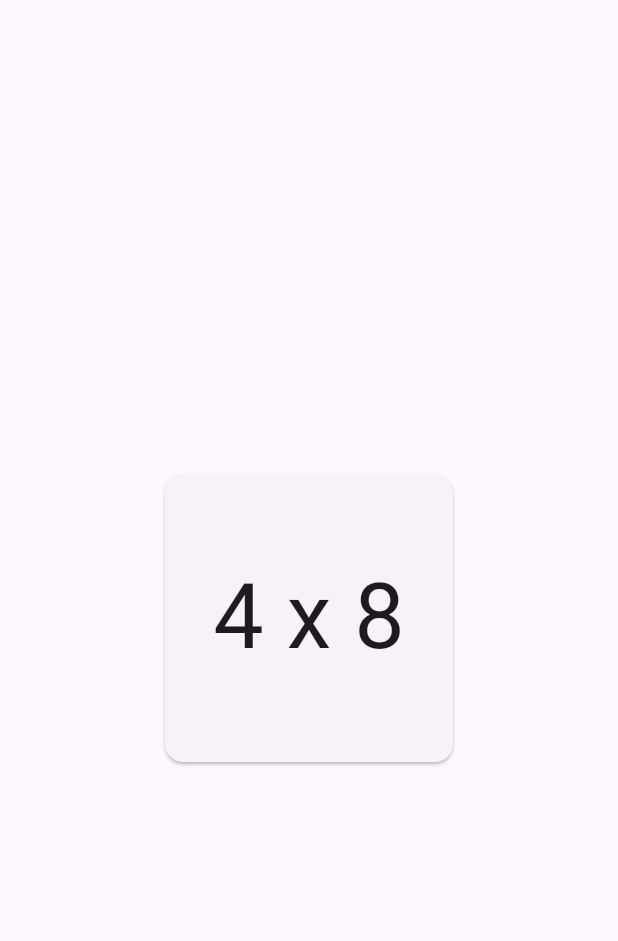
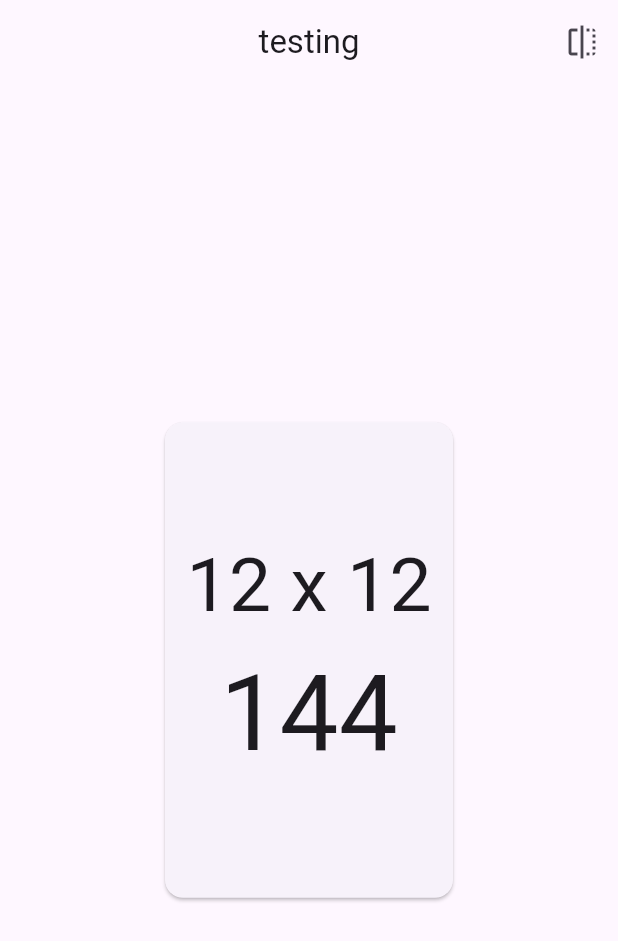
Before and after one commit to mgoadric/multmadness, a Flutter app: the screen it shows after launch, on a phone screen of 412 x 824 dp. Shown: the top 941 px of the screen. Run offline on Flutter 3.47's test engine with Material 3 defaults, Android fonts, the phone set to English and light mode, and no system bars.

Commit message:
Adding animation

```diff
--- a/mult_madness/lib/main.dart
+++ b/mult_madness/lib/main.dart
@@ -1,6 +1,6 @@
 import 'package:flutter/material.dart';
-import 'package:mult_madness/models/flash.dart';
-import 'package:mult_madness/widgets/flashwidget.dart';
+import 'package:mult_madness/pages/demo.dart';
+import 'package:mult_madness/pages/game.dart';
 
 void main() {
   runApp(const MainApp());
@@ -12,11 +12,7 @@ class MainApp extends StatelessWidget {
   @override
   Widget build(BuildContext context) {
     return const MaterialApp(
-      home: Scaffold(
-        body: Center(
-          child:FlashCardWidget(FlashCard(4, 8)),
-        ),
-      ),
+      home: MyHomePage(title: "testing"),
     );
   }
 }
--- /dev/null
+++ b/mult_madness/lib/pages/demo.dart
@@ -0,0 +1,119 @@
+import 'dart:async';
+
+import 'package:flutter/material.dart';
+import 'dart:math';
+
+import 'package:mult_madness/models/flash.dart';
+import 'package:mult_madness/widgets/flashwidget.dart';
+
+class MyHomePage extends StatefulWidget {
+  const MyHomePage({super.key, required this.title});
+
+  final String title;
+
+  @override
+  State<MyHomePage> createState() => _MyHomePageState();
+}
+
+class _MyHomePageState extends State<MyHomePage> {
+  bool _showFrontSide = true;
+  bool _flipXAxis = true;
+
+  @override
+  void initState() {
+    super.initState();
+    _showFrontSide = true;
+    _flipXAxis = true;
+    //const oneSec = Duration(seconds:2);
+    //Timer.periodic(oneSec, (Timer t) => _switchCard());
+  }
+
+  @override
+  Widget build(BuildContext context) {
+    return Scaffold(
+      appBar: AppBar(
+        title: Text(widget.title),
+        centerTitle: true,
+        actions: [
+          IconButton(
+            icon: RotatedBox(
+              quarterTurns: _flipXAxis ? 0 : 1,
+              child: Icon(Icons.flip),
+            ),
+            onPressed: _changeRotationAxis,
+          ),
+        ],
+      ),
+      body: Center(child:_buildFlipAnimation(),),
+
+    );
+  }
+
+  void _changeRotationAxis() {
+    setState(() {
+      _flipXAxis = !_flipXAxis;
+    });
+  }
+
+  void _switchCard() {
+    setState(() {
+      _showFrontSide = !_showFrontSide;
+    });
+  }
+
+  Widget _buildFlipAnimation() {
+    return GestureDetector(
+      onTap: _switchCard,
+      child: AnimatedSwitcher(
+        duration: Duration(milliseconds: 800),
+        transitionBuilder: __transitionBuilder,
+        layoutBuilder: (widget, list) => Stack(children: [widget!, ...list]),
+        switchInCurve: Curves.easeInBack,
+        switchOutCurve: Curves.easeInBack.flipped,
+        child: _showFrontSide ? _buildFront() : _buildRear(),
+      ),
+    );
+  }
+
+  Widget __transitionBuilder(Widget widget, Animation<double> animation) {
+    final rotateAnim = Tween(begin: pi, end: 0.0).animate(animation);
+    return AnimatedBuilder(
+      animation: rotateAnim,
+      child: widget,
+      builder: (context, widget) {
+        final isUnder = (ValueKey(_showFrontSide) != widget!.key);
+        var tilt = ((animation.value - 0.5).abs() - 0.5) * 0.003;
+        tilt *= isUnder ? -1.0 : 1.0;
+        final value = isUnder ? min(rotateAnim.value, pi / 2) : rotateAnim.value;
+        return Transform(
+          transform: _flipXAxis
+              ? (Matrix4.rotationY(value)..setEntry(3, 0, tilt))
+              : (Matrix4.rotationX(value)..setEntry(3, 1, tilt)),
+          alignment: Alignment.center,
+          child: widget,
+        );
+      },
+    );
+  }
+
+  Widget _buildFront() {
+    return __buildLayout(
+      key: ValueKey(true),
+      child: FlashCardWidget(card: FlashCard(12, 12), flipped: false),
+    );
+  }
+
+  Widget _buildRear() {
+    return __buildLayout(
+      key: ValueKey(false),
+      child: FlashCardWidget(card: FlashCard(12, 12), flipped: true)
+    );
+  }
+
+  Widget __buildLayout({required Key key, required Widget child}) {
+    return Container(
+      key: key,
+      child: child,
+    );
+  }
+}
--- /dev/null
+++ b/mult_madness/lib/pages/game.dart
@@ -0,0 +1,19 @@
+import 'package:flutter/material.dart';
+import 'package:mult_madness/models/flash.dart';
+import 'package:mult_madness/widgets/flashwidget.dart';
+
+class Game extends StatefulWidget {
+  const Game({super.key});
+
+  @override
+  State<Game> createState() => _GameState();
+}
+
+class _GameState extends State<Game> {
+  @override
+  Widget build(BuildContext context) {
+    return Center(
+      child:FlashCardWidget(card: FlashCard(4, 8), flipped: false),
+    );
+  }
+}
--- a/mult_madness/lib/widgets/flashwidget.dart
+++ b/mult_madness/lib/widgets/flashwidget.dart
@@ -2,17 +2,22 @@ import 'package:flutter/material.dart';
 import 'package:mult_madness/models/flash.dart';
 
 class FlashCardWidget extends StatelessWidget {
+  const FlashCardWidget({super.key, required this.card, required this.flipped});
   final FlashCard card;
-  const FlashCardWidget(this.card, {super.key});
+  final bool flipped;
 
   @override
   Widget build(BuildContext context) {
-    return Container(
-            constraints: BoxConstraints.tight(Size.square(200.0)), child: Card(
-      child: Center(
-        child: Text("${card.a} x ${card.b}", style: TextStyle(fontSize: 60.0)),
-      ),
-            ),
-    );
+    return SizedBox(
+      width: 200,
+      height: 325,
+      child: Card(
+        child: Column(
+          mainAxisAlignment: MainAxisAlignment.center,
+          crossAxisAlignment: CrossAxisAlignment.center,
+          children: [Text("${card.a} x ${card.b}", style: TextStyle(fontSize: 50.0)),
+          Text(flipped ? "?" : "${card.answer()}", style: TextStyle(fontSize: 70.0))],
+        ),
+      ),);
   }
 }
```
